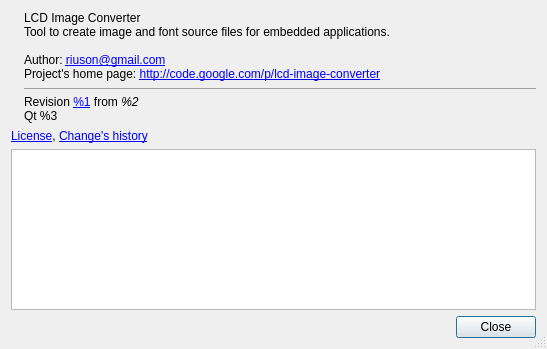
Above: controls/dialogabout.ui from riuson/lcd-image-converter before the change. Below: the same form after it.
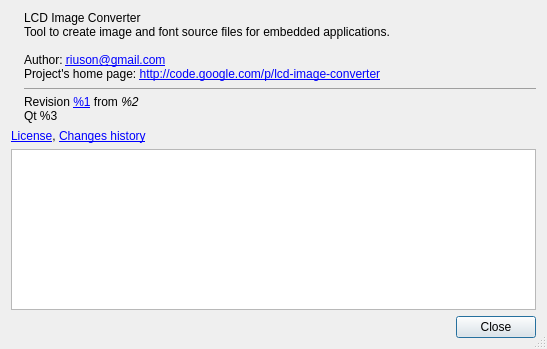
That is the form after the change. Icons and pictures are not drawn.

Diff of the .ui file:
```diff
--- a/controls/dialogabout.ui
+++ b/controls/dialogabout.ui
@@ -62,7 +62,7 @@
     <widget class="QLabel" name="labelLinks">
      <property name="text">
       <string>&lt;a href=&quot;license&quot;&gt;License&lt;/a&gt;, 
-&lt;a href=&quot;history&quot;&gt;Change's history&lt;/a&gt;</string>
+&lt;a href=&quot;history&quot;&gt;Changes history&lt;/a&gt;</string>
      </property>
     </widget>
    </item>
```
